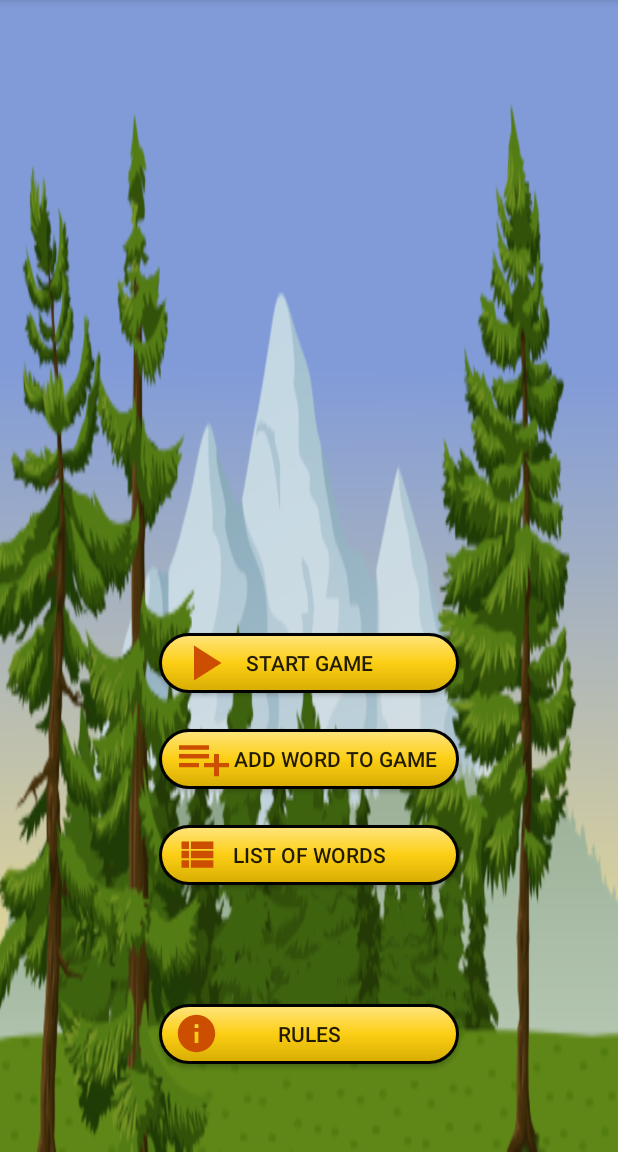
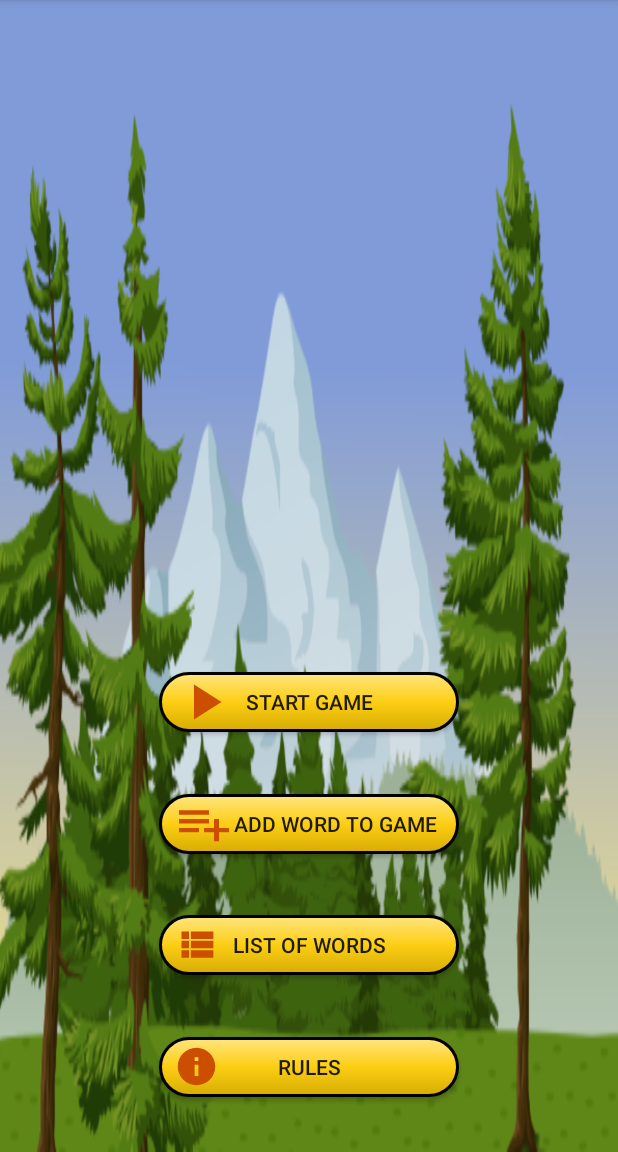
Before and after one commit to Mobiilikehitysprojekti-Ryhma-5-TVT20SPO/Ekarepo, an Android app: the screen it shows after launch (MainActivity), on a phone screen of 412 x 824 dp, the part 84-1236 px from its top. Run offline under Robolectric (Android 15) with nearby library versions, the phone set to English and light mode, and no system bars.

Commit message:
testattu layout korjausta

```diff
--- a/app/src/main/java/com/example/hirsipuu/TitleFragment.kt
+++ b/app/src/main/java/com/example/hirsipuu/TitleFragment.kt
@@ -20,6 +20,16 @@ private const val ARG_PARAM2 = "param2"
  */
 class TitleFragment : Fragment() {
     // TODO: Rename and change types of parameters
+    private var param1: String? = null
+    private var param2: String? = null
+
+    override fun onCreate(savedInstanceState: Bundle?) {
+        super.onCreate(savedInstanceState)
+        arguments?.let {
+            param1 = it.getString(ARG_PARAM1)
+            param2 = it.getString(ARG_PARAM2)
+        }
+    }
 
     override fun onCreateView(
         inflater: LayoutInflater, container: ViewGroup?,
--- a/app/src/main/res/layout/activity_main.xml
+++ b/app/src/main/res/layout/activity_main.xml
@@ -3,20 +3,10 @@
     xmlns:app="http://schemas.android.com/apk/res-auto"
     android:layout_width="match_parent"
     android:layout_height="match_parent"
-    android:layout_gravity="clip_vertical|clip_horizontal"
     xmlns:tools="http://schemas.android.com/tools"
     android:background="@drawable/puutausta"
     tools:context=".MainActivity">
 
-
-    <LinearLayout
-        android:layout_width="0dp"
-        android:layout_height="0dp"
-        android:orientation="vertical"
-        app:layout_constraintTop_toTopOf="parent"
-        app:layout_constraintBottom_toBottomOf="parent"
-        app:layout_constraintStart_toStartOf="parent"
-        app:layout_constraintEnd_toEndOf="parent">
     <fragment
         android:id="@+id/myNavHostFragment"
         android:name="androidx.navigation.fragment.NavHostFragment"
@@ -25,6 +15,4 @@
         app:navGraph="@navigation/navigation"
         app:defaultNavHost="true"
         />
-
-    </LinearLayout>
 </androidx.constraintlayout.widget.ConstraintLayout>
--- a/app/src/main/res/layout/fragment_title.xml
+++ b/app/src/main/res/layout/fragment_title.xml
@@ -17,9 +17,9 @@
             android:id="@+id/startBut"
             android:layout_width="wrap_content"
             android:layout_height="wrap_content"
-            android:layout_marginTop="24dp"
             android:background="@drawable/button_start_style"
             android:text="@string/start_game"
+            app:layout_constraintBottom_toTopOf="@+id/addBut"
             app:layout_constraintEnd_toEndOf="parent"
             app:layout_constraintStart_toStartOf="parent"
             app:layout_constraintTop_toBottomOf="@+id/imageView" />
@@ -28,22 +28,22 @@
             android:id="@+id/listBut"
             android:layout_width="wrap_content"
             android:layout_height="wrap_content"
-            android:layout_marginTop="16dp"
             android:background="@drawable/button_word_list_style"
             android:text="@string/list_of_words"
+            app:layout_constraintBottom_toTopOf="@+id/rulesBut"
             app:layout_constraintEnd_toEndOf="parent"
             app:layout_constraintStart_toStartOf="parent"
             app:layout_constraintTop_toBottomOf="@+id/addBut" />
 
         <androidx.appcompat.widget.AppCompatButton
             android:id="@+id/addBut"
+            android:layout_width="wrap_content"
+            android:layout_height="wrap_content"
             android:background="@drawable/button_add_word_style"
             android:paddingStart="35dp"
-            android:layout_width="wrap_content"
-            android:layout_height="wrap_content"
-            android:layout_marginTop="16dp"
             android:text="@string/add_word_to_game"
             android:textSelectHandleLeft="@drawable/add_word_list_icon"
+            app:layout_constraintBottom_toTopOf="@+id/listBut"
             app:layout_constraintEnd_toEndOf="parent"
             app:layout_constraintStart_toStartOf="parent"
             app:layout_constraintTop_toBottomOf="@+id/startBut" />
@@ -52,7 +52,7 @@
             android:id="@+id/imageView"
             android:layout_width="352dp"
             android:layout_height="378dp"
-            android:layout_marginTop="16dp"
+            app:layout_constraintBottom_toTopOf="@+id/startBut"
             app:layout_constraintEnd_toEndOf="parent"
             app:layout_constraintStart_toStartOf="parent"
             app:layout_constraintTop_toTopOf="parent"
@@ -62,7 +62,6 @@
             android:id="@+id/rulesBut"
             android:layout_width="wrap_content"
             android:layout_height="wrap_content"
-            android:layout_marginTop="16dp"
             android:background="@drawable/button_rules_style"
             android:text="Rules"
             app:layout_constraintBottom_toBottomOf="parent"
```
